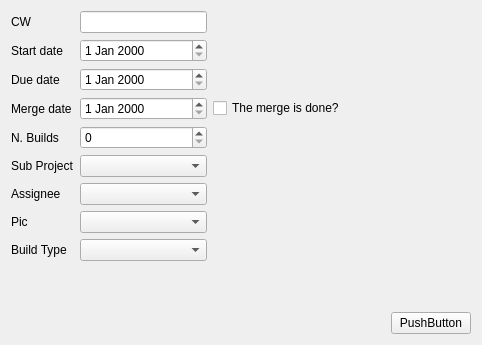
Above: Integrator/gra/ui_stp/ui_define_stp.ui from lorenzoMacca/Integrator before the change. Below: the same form after it.
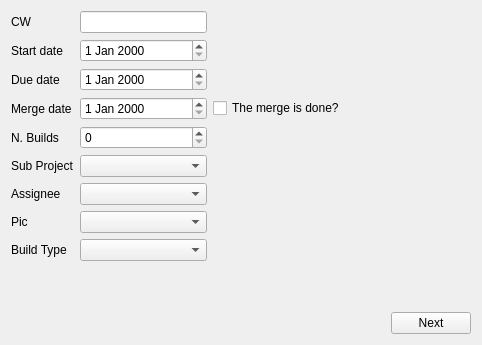
That is the form after the change.

Commit message: add call toinitialize integration plan

The edit to the form file:
```diff
--- a/Integrator/gra/ui_stp/ui_define_stp.ui
+++ b/Integrator/gra/ui_stp/ui_define_stp.ui
@@ -19,7 +19,7 @@
      <item row="0" column="1">
       <widget class="QPushButton" name="pushButton">
        <property name="text">
-        <string>PushButton</string>
+        <string>Next</string>
        </property>
       </widget>
      </item>
```
Left out of the diff: 4 changed lines with no effect on the pictures. The commit also changes 2 other files.
